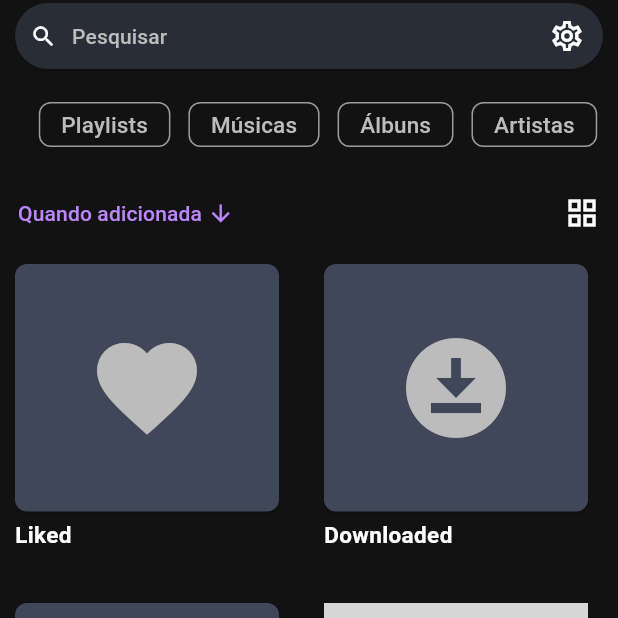
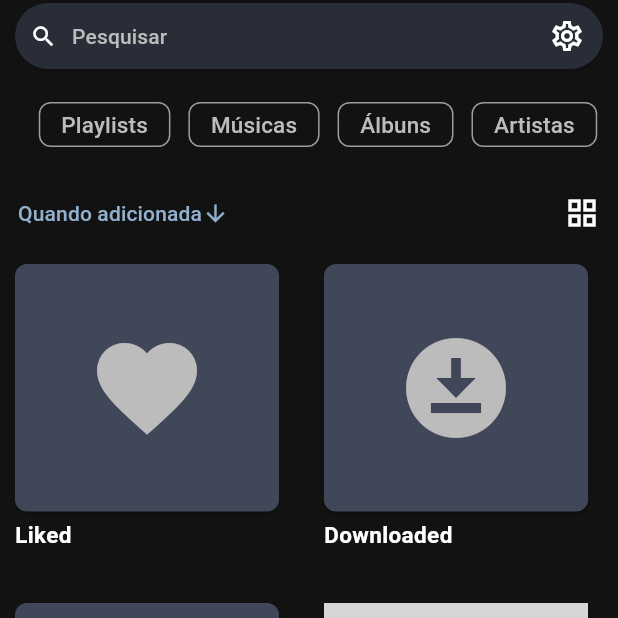
Before and after one commit to BrunoPascoa76/innertune-replica, a Flutter app: the screen it shows after launch, item 3 of the bottom bar chosen, on a phone screen of 412 x 824 dp, the top half of it. Run offline on Flutter 3.47's test engine with Material 3 defaults, Android fonts, the phone set to English and light mode, and no system bars; our stand-ins replace text_scroll; network calls fail; grey boxes are pictures that could not be loaded.

Commit message:
chose a more accurate color for the text button

```diff
--- a/lib/widgets/library.dart
+++ b/lib/widgets/library.dart
@@ -41,11 +41,12 @@ class _LibraryScreenStatus extends State<LibraryScreen>{
               mainAxisAlignment: MainAxisAlignment.spaceBetween,
               children: [
                 TextButton(
+                  style:TextButton.styleFrom(foregroundColor: Color.fromARGB(255, 145, 176, 206)),
                   onPressed: (){},
                   child: Row(
                     mainAxisSize: MainAxisSize.min,
                     children: [
-                      Text("Quando adicionada "),
+                      Text("Quando adicionada"),
                       Icon(Icons.arrow_downward)
                     ],
                   )
```
